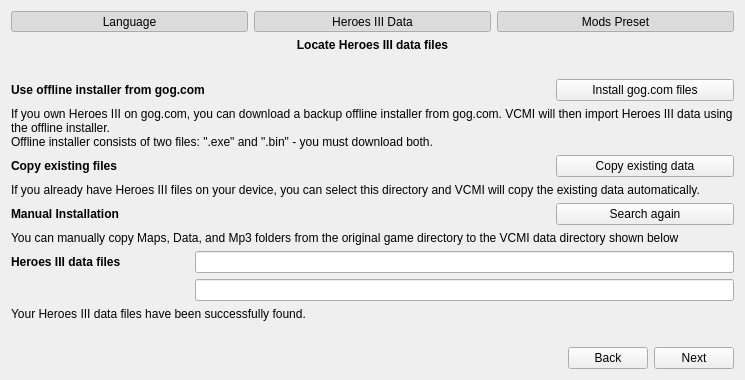
Before: the Qt Designer form launcher/firstLaunch/firstlaunch_moc.ui in uson1x/vcmi, drawn with Qt 5.
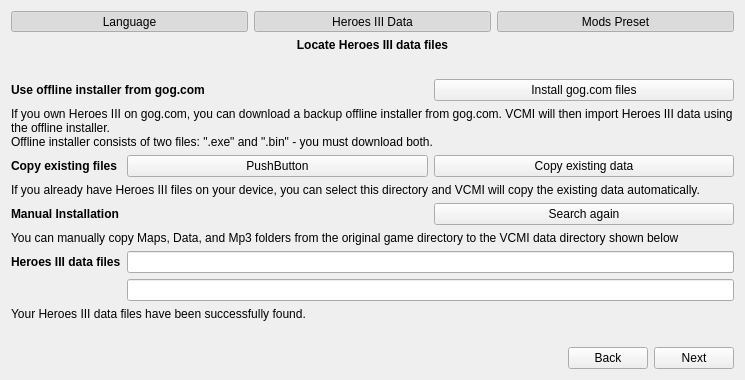
After: the same form once the commit is applied. The open tabs and pages were chosen to show the change. Icons and pictures are not drawn.

Commit message: applied old demo patches to current beta

```diff
--- a/launcher/firstLaunch/firstlaunch_moc.ui
+++ b/launcher/firstLaunch/firstlaunch_moc.ui
@@ -269,7 +269,7 @@
         </spacer>
        </item>
        <item>
-        <layout class="QGridLayout" name="gridLayout" columnstretch="1,2,1">
+        <layout class="QGridLayout" name="gridLayout" columnstretch="1,0,0">
          <property name="spacing">
           <number>6</number>
          </property>
@@ -440,6 +440,7 @@
            </property>
            <property name="font">
             <font>
+             <weight>75</weight>
              <bold>true</bold>
             </font>
            </property>
@@ -448,7 +449,7 @@
            </property>
           </widget>
          </item>
-         <item row="4" column="0" colspan="2">
+         <item row="4" column="0">
           <widget class="QLabel" name="labelDataCopyTitle">
            <property name="sizePolicy">
             <sizepolicy hsizetype="Preferred" vsizetype="Preferred">
@@ -458,6 +459,7 @@
            </property>
            <property name="font">
             <font>
+             <weight>75</weight>
              <bold>true</bold>
             </font>
            </property>
@@ -466,6 +468,13 @@
            </property>
           </widget>
          </item>
+         <item row="4" column="1">
+          <widget class="QPushButton" name="pushButtonDemo">
+           <property name="text">
+            <string>PushButton</string>
+           </property>
+          </widget>
+         </item>
          <item row="9" column="1" colspan="2">
           <widget class="QLineEdit" name="lineEditDataSystem">
            <property name="enabled">
```
Left out of the diff: 9 changed lines with no effect on the pictures. The commit also changes 48 other files.
